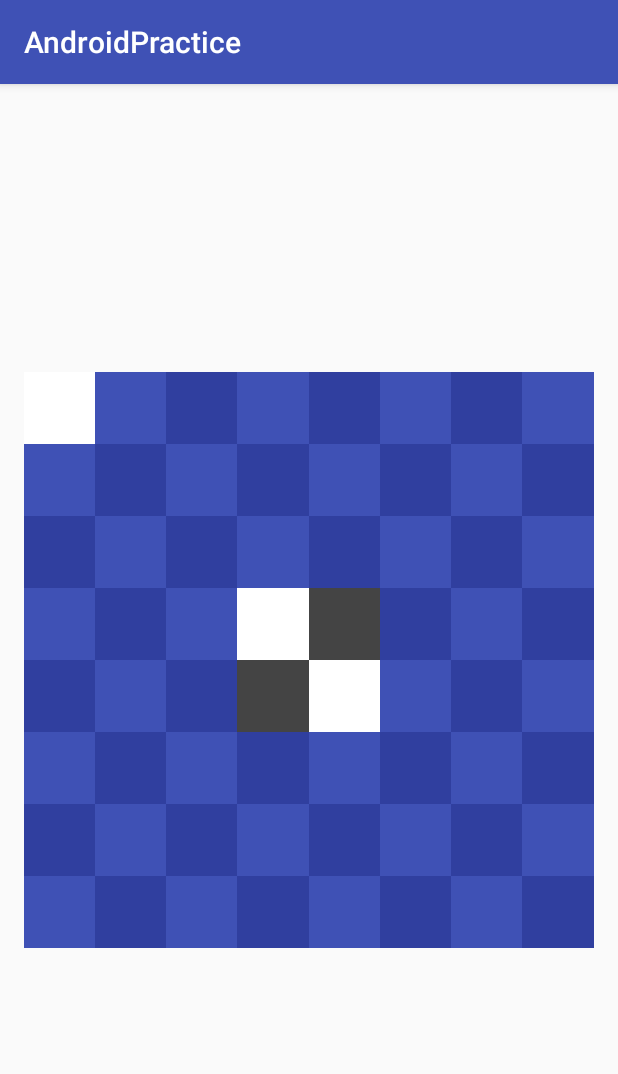
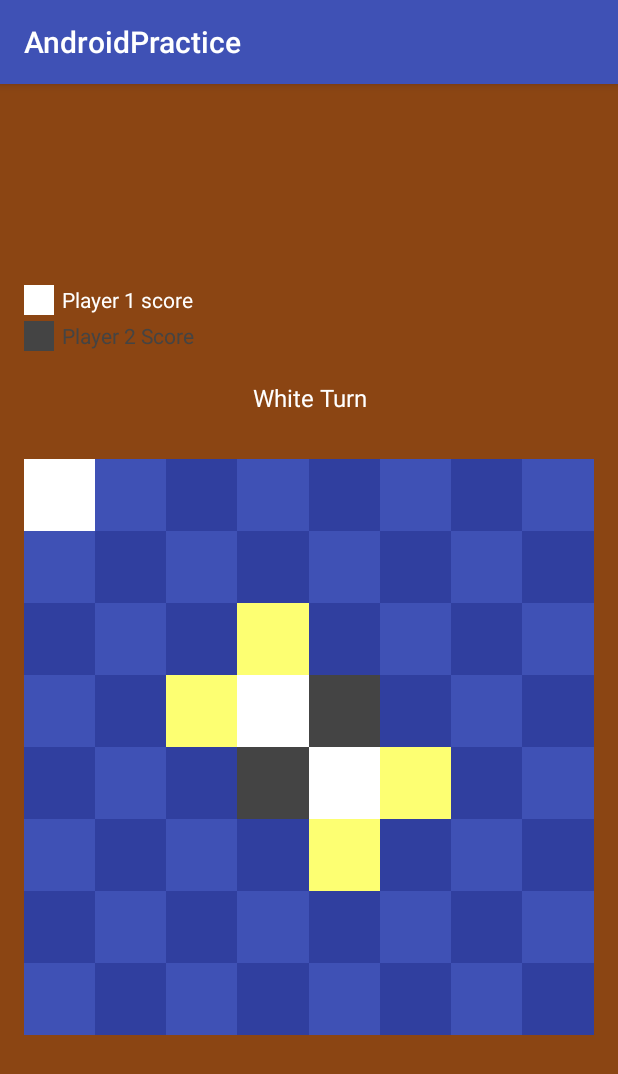
Before and after one commit to neaGaze/Othello, an Android app: the GameFragment screen opened directly, with no data from a screen before it, after a tap on an icon or button, on a phone screen of 412 x 824 dp. Shown: the top 1074 px of the screen. Run offline under Robolectric (Android 15) with nearby library versions, the phone set to English and light mode, and no system bars; libraries missing offline, so code that uses them is left out: junit.framework; 1 statement that could not run was skipped.

Commit message:
Corrected the faulty logic of end to end color correction and also added rich UI

```diff
--- a/app/src/main/java/com/practice/neagaze/androidpractice/GameFragment.java
+++ b/app/src/main/java/com/practice/neagaze/androidpractice/GameFragment.java
@@ -11,6 +11,7 @@ import android.view.View;
 import android.view.ViewGroup;
 import android.widget.Button;
 import android.widget.ImageView;
+import android.widget.TextView;
 
 import entities.BlackPiece;
 import entities.Board;
@@ -32,6 +33,8 @@ public class GameFragment extends Fragment {
     private Board board;
     private Game game;
 
+    private TextView tvPlayer1, tvPlayer2, tvTurn;
+
     public GameFragment(){}
 
     @Override
@@ -40,6 +43,11 @@ public class GameFragment extends Fragment {
         board = game.getBoard();
 
         View view = inflater.inflate(R.layout.game_fragment, container, false);
+
+        tvPlayer1 = (TextView) view.findViewById(R.id.tvPlayer1);
+        tvPlayer2 = (TextView) view.findViewById(R.id.tvPlayer2);
+        tvTurn = (TextView) view.findViewById(R.id.tvTurns);
+
         final RecyclerView boardRecyclerView = (RecyclerView)view.findViewById(R.id.boardRecyclerView);
         final GridLayoutManager gridLayoutManager = new GridLayoutManager(getActivity(), board.getSize());
         boardRecyclerView.setLayoutManager(gridLayoutManager);
@@ -56,13 +64,20 @@ public class GameFragment extends Fragment {
                     game.addPiece(x, y, new Game.OnUIUpdateListener(){
                         @Override
                         public void changeUIPieceColor(int x, int y, COLORS color) {
+                            boolean isBlack = color == COLORS.BLACK;
                             // code to change the individual pieces that gets overturned
-                            // View v = gridLayoutManager.findViewByPosition(x * board.getSize() + y);
-                            //View v = boardRecyclerView.findViewHolderForAdapterPosition(x * board.getSize() + y).itemView;
-                            //v.setBackgroundColor(getResources().getColor(color == COLORS.WHITE ?
-                            //        R.color.colorWhite : R.color.colorBlack));
-                            Piece piece = (color == COLORS.BLACK ? new BlackPiece() : new WhitePiece());
+                            Piece piece = (isBlack ? new BlackPiece() : new WhitePiece());
                             adapter.updateGridPosition(x, y, piece);
+                            adapter.notifyDataSetChanged();
+
+                            // change the turn text as well
+                            tvTurn.setText(isBlack ? "WHITE TURN" : "BLACK TURN");
+                            tvTurn.setTextColor(getResources().getColor(isBlack ? R.color.colorWhite : R.color.colorBlack));
+                        }
+
+                        @Override
+                        public void onShowSuggestions(boolean suggestionGrid[][]) {
+                            adapter.updateSuggestions(suggestionGrid);
                             adapter.notifyDataSetChanged();
                         }
                     });
@@ -80,7 +95,7 @@ public class GameFragment extends Fragment {
                     hasErrorInMove = true;
                     Log.e("InvalidRuleExcp",""+e.getMessage());
                 } finally {
-                    Log.v("move status","Error: "+hasErrorInMove);
+                    Log.v("move status",""+hasErrorInMove);
                     if(!hasErrorInMove) {
                         // change the color of the pieces
                         Piece p = (Piece) game.getBoard().getPiece(x, y);
@@ -105,6 +120,7 @@ public class GameFragment extends Fragment {
         Context context;
         Board board;
         PieceInterface grids[][];
+        boolean suggestionGrid[][];
 
         private OnItemClickListener onItemClickListener;
 
@@ -116,6 +132,19 @@ public class GameFragment extends Fragment {
             this.context = context;
             this.grids = board.getPieces();
             this.board = board;
+            this.suggestionGrid = new boolean[board.getSize()][board.getSize()];
+            resetSuggestions();
+        }
+
+        public void resetSuggestions(){
+            for(int i = 0; i < board.getSize(); i++)
+                for(int j = 0; j < board.getSize(); j++)
+                    suggestionGrid[i][j] = false;
+        }
+
+        public void updateSuggestions(boolean suggestionGrid[][]){
+            //resetSuggestions();
+            this.suggestionGrid = suggestionGrid; //[x][y]=sugg;
         }
 
         public void setOnItemClickListener(OnItemClickListener onItemClickListener){this.onItemClickListener = onItemClickListener;}
@@ -138,11 +167,13 @@ public class GameFragment extends Fragment {
 
             if((x+y) % 2  == 0) holder.imageView.setBackgroundColor(context.getResources().getColor(R.color.colorPrimaryDark));
 
+            Piece piece = (Piece)grids[x][y];
             if(grids[x][y] != null) {
-                Piece piece = (Piece)grids[x][y];
                 Log.v("Piece",""+piece.color);
                 holder.imageView.setBackgroundColor(piece.color == COLORS.BLACK ?
                         context.getResources().getColor(R.color.colorBlack) : context.getResources().getColor(R.color.colorWhite));
+            } else if(suggestionGrid[x][y]){
+                holder.imageView.setBackgroundColor(context.getResources().getColor(R.color.colorYellow));
             }
         }
 
--- a/app/src/main/java/entities/Game.java
+++ b/app/src/main/java/entities/Game.java
@@ -14,13 +14,16 @@ import exceptions.WrongPersonException;
 
 public class Game implements Serializable{
 
-    private PlayerInterface[] players;
+    private Player[] players;
+    private Piece currentPlayer;
 
     private Rules rules;
     private static int PLAYER_SIZE = 2;
 
     public static interface OnUIUpdateListener {
         public void changeUIPieceColor(int x, int y, COLORS color);
+        //public void onShowSuggestions(int x, int y, boolean showSugg);
+        public void onShowSuggestions(boolean suggestionGrid[][]);
     }
 
     private OnUIUpdateListener onUIUpdateListener;
@@ -30,9 +33,9 @@ public class Game implements Serializable{
 
     public Game(){
         // inititalize players
-        players = new PlayerInterface[PLAYER_SIZE];
+        players = new Player[PLAYER_SIZE];
         players[0] = new Player("Player 1", COLORS.WHITE);
-        players[0] = new Player("Player 2", COLORS.BLACK);
+        players[1] = new Player("Player 2", COLORS.BLACK);
 
         // initialize board. mid-tables are always filled with pieces
         board = Board.getInstance();
@@ -70,15 +73,26 @@ public class Game implements Serializable{
         else throw new WrongPersonException("No turn is defined");
 
         // convert the entire lines until the piece with the same color is reached
-        rules.convertColor(x, y, currentTurn, callback);
+        int convertedPieces = rules.convertColor(x, y, currentTurn, callback);
 
         // toggle the players turn
-        togglePlayers();
+        togglePlayers(convertedPieces);
+
+        // now show suggestions
+        rules.showSuggestions(currentTurn, callback);
     }
 
-    private void togglePlayers() {
-        if(currentTurn == COLORS.BLACK) currentTurn = COLORS.WHITE;
-        else if(currentTurn == COLORS.WHITE) currentTurn = COLORS.BLACK;
+    private void togglePlayers(int convertedPiece) {
+        if(currentTurn == COLORS.BLACK) {
+            currentTurn = COLORS.WHITE;
+            players[1].capture(convertedPiece);
+            players[0].lost(convertedPiece);
+        }
+        else if(currentTurn == COLORS.WHITE) {
+            currentTurn = COLORS.BLACK;
+            players[0].capture(convertedPiece);
+            players[1].lost(convertedPiece);
+        }
     }
 
 
--- a/app/src/main/java/entities/Player.java
+++ b/app/src/main/java/entities/Player.java
@@ -4,6 +4,8 @@ import java.io.Serializable;
 
 /**
  * Created by neaGaze on 8/15/17.
+ *
+ * Implement Factory Design Pattern and restrict creating more than 2 objects
  */
 
 public class Player implements PlayerInterface, Serializable {
@@ -11,6 +13,8 @@ public class Player implements PlayerInterface, Serializable {
     public String name;
 
     private COLORS color;
+
+    private int opponentPieces = 2; // initially there is always 2 black and 2 white pieces
 
     public Player(String name, COLORS color){
         this.name = name;
@@ -20,6 +24,18 @@ public class Player implements PlayerInterface, Serializable {
     @Override
     public void makeMove(Board board, int x, int y) {
         board.addNewPiece(x, y, color == COLORS.WHITE ? new WhitePiece() : new BlackPiece());
+    }
+
+    public int getOpponentPieces() {
+        return opponentPieces;
+    }
+
+    public void capture(int opponentCapture) {
+        this.opponentPieces += opponentCapture;
+    }
+
+    public void lost(int pieceCount) {
+        this.opponentPieces -= pieceCount;
     }
 
     public String getName() {
--- a/app/src/main/java/entities/Rules.java
+++ b/app/src/main/java/entities/Rules.java
@@ -5,11 +5,15 @@ import android.util.Log;
 import exceptions.InvalidMoveException;
 import exceptions.InvalidRuleException;
 
+import static junit.framework.Assert.assertEquals;
+
 /**
  * Created by neaGaze on 8/15/17.
  */
 
 public class Rules {
+
+    public boolean test = true;
 
     Game game;
     Board board;
@@ -47,16 +51,119 @@ public class Rules {
             throw new InvalidRuleException("No neighbouring blocks has any pieces");
 
         // check if the piece is valid to place (piece can only be placed next to the opposite color)
-        boolean hasValidTurn = checkNeighbours(x, y, false, currentTurn);
-        if(hasValidTurn)
+        boolean hasNoValidTurn = checkNeighbours(x, y, false, currentTurn);
+        if(hasNoValidTurn)
             throw new InvalidRuleException("No valid move for current player");
 
-        // TODO check if the the line has a same color at the end of the row
-        //
+        // check if the the line has a same color at the end of the row
+        if(! findValidSpots(x, y, currentTurn)) throw new InvalidRuleException("A piece can only be placed if" +
+                " there is another piece of same color at the end");
 
         return true;
     }
 
+    /***
+     * Check if the straight line has a halt with the same color
+     ***/
+    public boolean findValidSpots(int x, int y, COLORS currentTurn){
+        //for(int i = 0; i < board.getSize(); i++) {
+            // for(int j = 0; j < board.getSize(); j++) {
+                //if(board.getPiece(i, j) == null)
+                //    continue;
+
+                // don't check the validity if the color of the piece is the same as currentTurn
+                //if(!board.getPiece(i , j).isCounterColor(currentTurn))
+                //    continue;
+
+                // find the valid spot for this spot and color
+                //
+
+                game.getBoard().initBoardState();
+
+                // find the line with same endpoints
+                if(x > 0 && y > 0 && recursiveCheck(x - 1, y - 1, currentTurn, DIRECTION.TOP_LEFT, false, null)) {
+                    Piece pie = (Piece) board.getPiece(x - 1, y - 1);
+                    if (pie != null)
+                        if(pie.isCounterColor(currentTurn)) return true;
+                }
+
+                if(x > 0 && recursiveCheck(x - 1, y, currentTurn, DIRECTION.TOP, false, null)) {
+                    Piece pie = (Piece) board.getPiece(x - 1, y);
+                    if (pie != null)
+                        if(pie.isCounterColor(currentTurn)) return true;
+                }
+
+                if(x > 0 && y < (game.getBoard().getSize() - 1) && recursiveCheck(x - 1, y + 1, currentTurn, DIRECTION.TOP_RIGHT, false, null)) {
+                    Piece pie = (Piece) board.getPiece(x - 1, y + 1);
+                    if (pie != null)
+                        if(pie.isCounterColor(currentTurn)) return true;
+                }
+
+                if(y > 0 && recursiveCheck(x, y - 1, currentTurn, DIRECTION.LEFT, false, null)) {
+                    Piece pie = (Piece) board.getPiece(x, y - 1);
+                    if (pie != null)
+                        if(pie.isCounterColor(currentTurn)) return true;
+                }
+
+                if(y < (game.getBoard().getSize() - 1) && recursiveCheck(x, y + 1, currentTurn, DIRECTION.RIGHT, false, null)){
+                    Piece pie = (Piece) board.getPiece(x, y + 1);
+                    if (pie != null)
+                        if(pie.isCounterColor(currentTurn)) return true;
+                }
+
+                if(x < (game.getBoard().getSize() - 1) && y > 0 && recursiveCheck(x + 1, y - 1, currentTurn, DIRECTION.BOTTOM_LEFT, false, null)){
+                    Piece pie = (Piece) board.getPiece(x + 1, y - 1);
+                    if (pie != null)
+                        if(pie.isCounterColor(currentTurn)) return true;
+                }
+
+                if(x < (game.getBoard().getSize() - 1) && recursiveCheck(x + 1, y, currentTurn, DIRECTION.BOTTOM, false, null)){
+                    Piece pie = (Piece) board.getPiece(x + 1, y);
+                    if (pie != null)
+                        if(pie.isCounterColor(currentTurn)) return true;
+                }
+
+                if(x < (game.getBoard().getSize() - 1) && (y < (game.getBoard().getSize() - 1)) && recursiveCheck(x + 1, y + 1, currentTurn, DIRECTION.BOTTOM_RIGHT, false, null)) {
+                    Piece pie = (Piece) board.getPiece(x + 1, y + 1);
+                    if (pie != null)
+                        if(pie.isCounterColor(currentTurn)) return true;
+                }
+
+                board.setBoardState(x, y, true);
+
+            //}
+        //}
+        return false;
+    }
+
+    /**
+     * Show suggestions for valid moves
+     * **/
+    public void showSuggestions(COLORS color, Game.OnUIUpdateListener callback){
+        boolean suggGrid[][] = new boolean[board.getSize()][board.getSize()];
+
+        for(int i = 0; i < board.getSize(); i++) {
+         for(int j = 0; j < board.getSize(); j++) {
+             if(board.getPiece(i, j) != null) {
+                 suggGrid[i][j] = false;
+                 continue;
+             }
+
+             // find the valid spot and color
+             //if(i == 3 && j == 2)
+             if(findValidSpots(i , j, color)) suggGrid[i][j] = true;
+         }
+        }
+        callback.onShowSuggestions(suggGrid);
+    }
+
+    /***
+     * Check Neighbours
+     * @param x : index of grid
+     * @param y : index of grid
+     * @param checkValidTurn : validator to check if we are to check only null Pieces or correct side Pieces
+     * @param currentColor : the color of the Piece at (x, y)
+     **/
     private boolean checkNeighbours(int x, int y, boolean checkValidTurn, COLORS currentColor) {
         boolean hasNoNeighbours = true;
         if(x > 0 && y > 0)
@@ -90,10 +197,12 @@ public class Rules {
     /**
      * Convert the color of the lines
      **/
-    public void convertColor(int x, int y, COLORS currentTurn, Game.OnUIUpdateListener callback){
+    public int convertColor(int x, int y, COLORS currentTurn, Game.OnUIUpdateListener callback){
+
+        int convertedColor = 0;
 
         Piece p = (Piece) board.getPiece(x, y);
-        if(p == null) return;
+        if(p == null) return 0;
 
 
         if(x > 0 && y > 0 && board.getPiece(x - 1, y - 1) != null)
@@ -122,6 +231,7 @@ public class Rules {
 
         board.setBoardState(x, y, true);
 
+        return convertedColor;
     }
 
     /**
--- a/app/src/main/res/layout/activity_game.xml
+++ b/app/src/main/res/layout/activity_game.xml
@@ -10,6 +10,7 @@
     android:paddingTop="@dimen/activity_vertical_margin"
     android:orientation="vertical"
     android:layout_gravity="center"
+    android:background="@color/colorBrown"
     android:gravity="center_vertical"
     tools:context="com.practice.neagaze.androidpractice.GameActivity">
 
--- a/app/src/main/res/layout/game_fragment.xml
+++ b/app/src/main/res/layout/game_fragment.xml
@@ -2,6 +2,57 @@
 <LinearLayout xmlns:android="http://schemas.android.com/apk/res/android"
     android:orientation="vertical" android:layout_width="match_parent"
     android:layout_height="match_parent">
+
+
+    <LinearLayout
+        android:layout_width="match_parent"
+        android:layout_height="wrap_content"
+        android:orientation="horizontal"
+        android:layout_marginBottom="4dp">
+
+        <ImageView
+            android:layout_width="20dp"
+            android:layout_height="20dp"
+            android:background="@color/colorWhite"/>
+        <TextView
+            android:id="@+id/tvPlayer1"
+            android:layout_width="match_parent"
+            android:layout_height="wrap_content"
+            android:layout_marginLeft="5dp"
+            android:textSize="14dp"
+            android:textColor="@color/colorWhite"
+            android:text="Player 1 score"/>
+    </LinearLayout>
+
+    <LinearLayout
+        android:layout_width="match_parent"
+        android:layout_height="wrap_content"
+        android:orientation="horizontal"
+        android:layout_marginBottom="20dp">
+
+        <ImageView
+            android:layout_width="20dp"
+            android:layout_height="20dp"
+            android:background="@color/colorBlack"/>
+            <TextView
+                android:id="@+id/tvPlayer2"
+                android:layout_width="match_parent"
+                android:layout_height="wrap_content"
+                android:layout_marginLeft="5dp"
+                android:textSize="14dp"
+                android:textColor="@color/colorBlack"
+                android:text="Player 2 Score"/>
+</LinearLayout>
+
+    <TextView
+        android:id="@+id/tvTurns"
+        android:layout_width="match_parent"
+        android:layout_height="wrap_content"
+        android:layout_marginBottom="30dp"
+        android:textSize="16dp"
+        android:gravity="center_horizontal"
+        android:textColor="@color/colorWhite"
+        android:text="White Turn"/>
 
     <android.support.v7.widget.RecyclerView
         android:id="@+id/boardRecyclerView"
--- a/app/src/main/res/values/colors.xml
+++ b/app/src/main/res/values/colors.xml
@@ -5,4 +5,6 @@
     <color name="colorAccent">#FF4081</color>
     <color name="colorWhite">#FFFFFF</color>
     <color name="colorBlack">#444444</color>
+    <color name="colorYellow">#FDFF72</color>
+    <color name="colorBrown">#8B4513</color>
 </resources>
```
Also changed, not shown: 1 other file.
